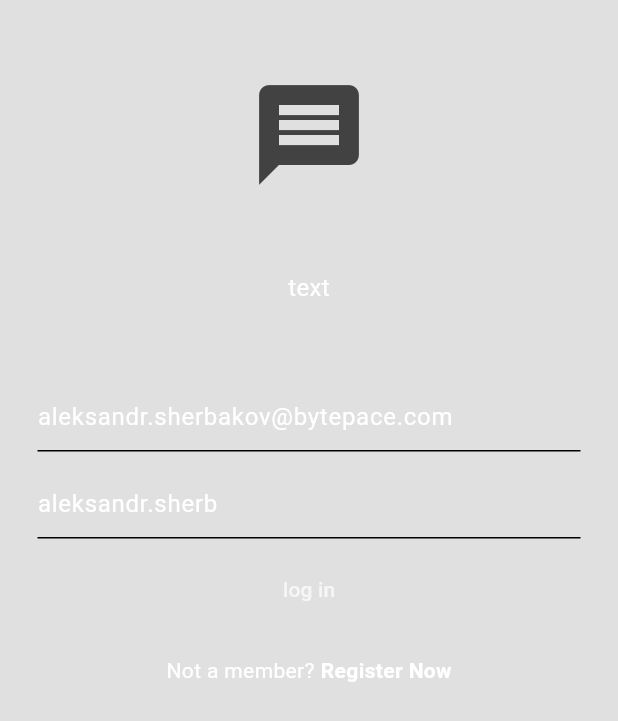
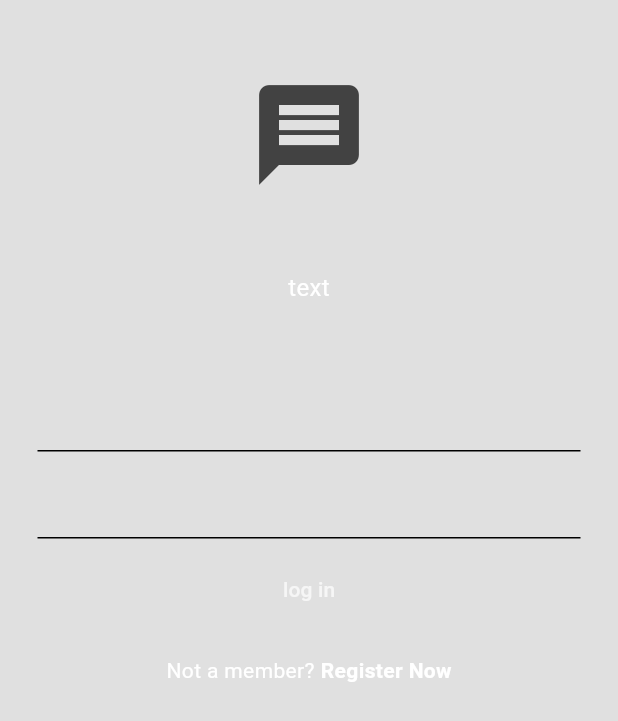
Before and after one commit to BytePace/TopTracker-client, a Flutter app: the screen it shows after launch, on a phone screen of 412 x 824 dp. Shown: the top 721 px of the screen. Run offline on Flutter 3.47's test engine with Material 3 defaults, Android fonts, the light colour scheme and no system bars; our stand-ins replace shared_preferences.

```diff
--- a/lib/src/features/login/services/auth_service.dart
+++ b/lib/src/features/login/services/auth_service.dart
@@ -19,6 +19,7 @@ class AuthService extends ChangeNotifier {
 
   Future<String> getToken() async {
     final SharedPreferences prefs = await SharedPreferences.getInstance();
+    print(prefs.getString("access_token"));
     return prefs.getString("access_token") ?? "";
   }
 
--- a/lib/src/features/login/view/login_screen.dart
+++ b/lib/src/features/login/view/login_screen.dart
@@ -16,8 +16,8 @@ class _LoginScreenState extends State<LoginScreen> {
   @override
   Widget build(BuildContext context) {
     final viewModel = Provider.of<AuthService>(context);
-    emailController.text = "aleksandr.sherbakov@bytepace.com";
-    passwordController.text = "aleksandr.sherb";
+    emailController.text = "";
+    passwordController.text = "";
 
     return Scaffold(
       backgroundColor: Colors.grey[300],
--- a/lib/src/features/menu/services/users_services.dart
+++ b/lib/src/features/menu/services/users_services.dart
@@ -98,7 +98,7 @@ class UserServices extends ChangeNotifier {
     final Map<int, UserModel> allUsers = {};
     for (int i = 0; i < listProjectIDs.length; i++) {
       final response2 = await http.get(Uri.parse(
-          '${Config.baseUrl}/projects/${listProjectIDs[i]}/engagements?access_token=$access_token&archived=false'));
+          '${Config.baseUrl}/projects/${listProjectIDs[i]}/engagements?access_token=$access_token&archived=true'));
 
       jsonDecode(utf8.decode(response2.bodyBytes))['workers']
           .forEach((element) {
--- a/lib/src/theme/light_mode.dart
+++ b/lib/src/theme/light_mode.dart
@@ -8,6 +8,6 @@ ThemeData lightMode = ThemeData.light().copyWith(
     secondary: Colors.grey.shade400,
   ),
   textTheme: const TextTheme(
-    headlineMedium: TextStyle(fontSize: 8, fontWeight: FontWeight.bold),
+    headlineMedium: TextStyle(fontSize: 8),
   ),
 );
```
Also changed, not shown: lib/src/features/menu/models/project_model.dart (+11 -2 lines), lib/src/features/menu/view/menu_screen.dart (+7 -3 lines), lib/src/features/menu/view/user_info_screen.dart (+9 -9 lines), lib/src/features/menu/view/users_sreen.dart (+3 -4 lines), 3 other files.
